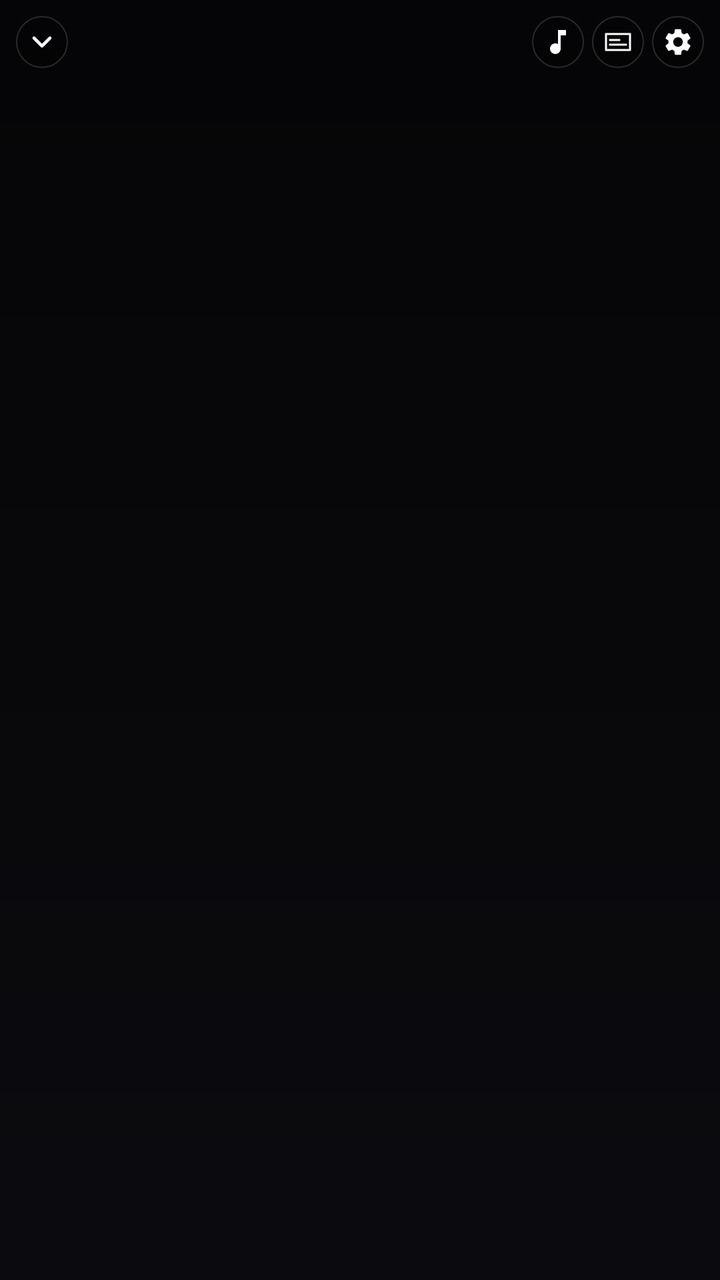
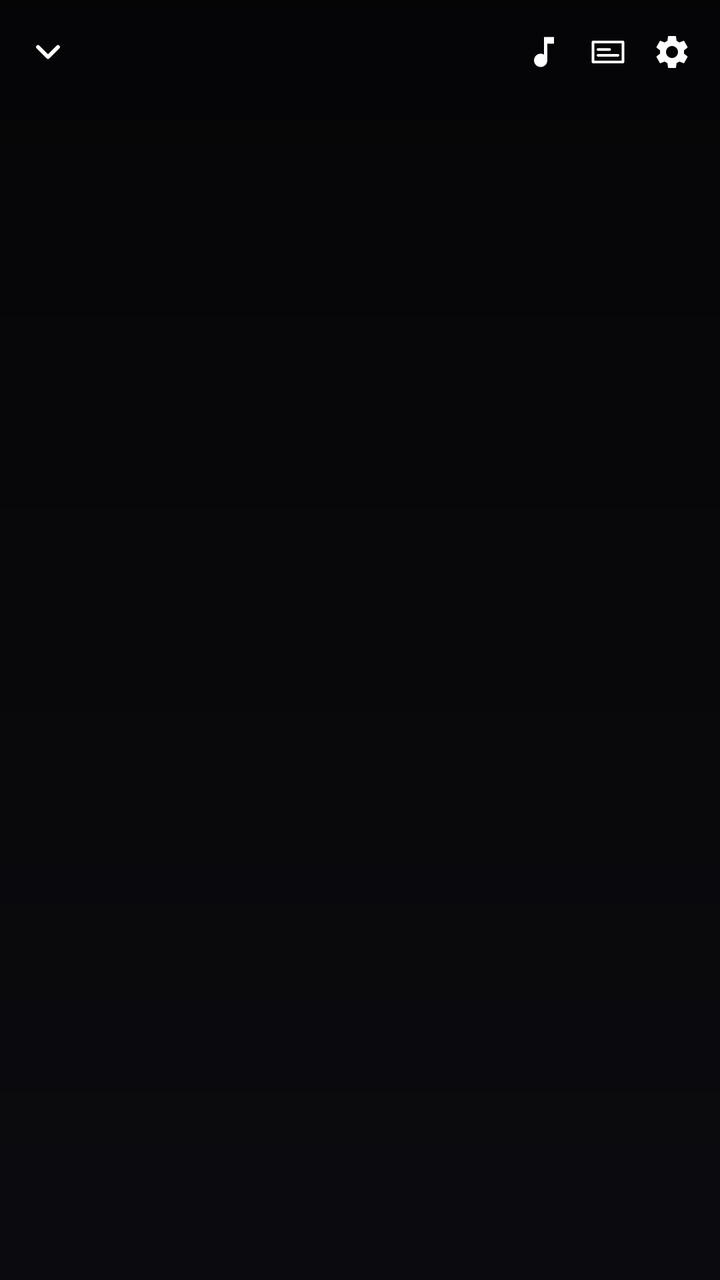

Two renders of the same Android screen: before a commit and after it. Below are the layout's source before the change and the commit's diff.
<!-- AndroidManifest.xml: application theme Theme.SuhaniScreen -->
<!-- res/layout/inline_top_bar.xml -->
<?xml version="1.0" encoding="utf-8"?>
<LinearLayout xmlns:android="http://schemas.android.com/apk/res/android"
    android:id="@+id/inlineTopBarRoot"
    android:layout_width="match_parent"
    android:layout_height="wrap_content"
    android:layout_gravity="top"
    android:orientation="vertical"
    android:background="@drawable/bg_top_gradient">

    <LinearLayout
        android:layout_width="match_parent"
        android:layout_height="wrap_content"
        android:layout_marginTop="6dp"
        android:layout_marginStart="6dp"
        android:layout_marginEnd="6dp"
        android:orientation="horizontal"
        android:gravity="center_vertical"
        android:paddingHorizontal="2dp"
        android:paddingVertical="2dp">

        
        <ImageView
            android:id="@+id/inlinePipChevron"
            android:layout_width="26dp"
            android:layout_height="26dp"
            android:padding="5dp"
            android:src="@drawable/ic_chevron_down_pip"
            android:background="@drawable/bg_icon_circle"
            android:foreground="?attr/selectableItemBackgroundBorderless"
            android:contentDescription="minimize to mini player" />

        <View
            android:layout_width="0dp"
            android:layout_height="1dp"
            android:layout_weight="1" />

        <ImageView
            android:id="@+id/inlineAudioTrackButton"
            android:layout_width="26dp"
            android:layout_height="26dp"
            android:padding="5dp"
            android:src="@drawable/ic_audiotrack"
            android:background="@drawable/bg_icon_circle"
            android:foreground="?attr/selectableItemBackgroundBorderless"
            android:contentDescription="audio track" />

        <ImageView
            android:id="@+id/inlineSubtitleButton"
            android:layout_width="26dp"
            android:layout_height="26dp"
            android:layout_marginStart="4dp"
            android:padding="5dp"
            android:src="@drawable/ic_subtitle"
            android:background="@drawable/bg_icon_circle"
            android:foreground="?attr/selectableItemBackgroundBorderless"
            android:contentDescription="subtitle" />

        <ImageView
            android:id="@+id/inlineSettingsButton"
            android:layout_width="26dp"
            android:layout_height="26dp"
            android:layout_marginStart="4dp"
            android:padding="5dp"
            android:src="@drawable/ic_settings"
            android:background="@drawable/bg_icon_circle"
            android:foreground="?attr/selectableItemBackgroundBorderless"
            android:contentDescription="settings" />

        
        <TextView
            android:id="@+id/inlineSpeedButton"
            android:layout_width="0dp"
            android:layout_height="0dp"
            android:visibility="gone"
            android:text="1.0x" />

        <TextView
            android:id="@+id/inlineDecoderButton"
            android:layout_width="0dp"
            android:layout_height="0dp"
            android:visibility="gone"
            android:text="HW+"
            android:contentDescription="decoder select" />

    </LinearLayout>

</LinearLayout>
<!-- resources referenced by this layout -->
<resources>
  <!-- drawable bg_icon_circle (drawable) -->
  <?xml version="1.0" encoding="utf-8"?>
  <shape xmlns:android="http://schemas.android.com/apk/res/android"
      android:shape="rectangle">
      <gradient
          android:angle="90"
          android:startColor="#59000000"
          android:endColor="#33000000"
          android:type="linear" />
      <stroke android:width="0.75dp" android:color="#26FFFFFF" />
      <corners android:radius="13dp" />
  </shape>
  <!-- drawable bg_top_gradient (drawable) -->
  <?xml version="1.0" encoding="utf-8"?>
  <shape xmlns:android="http://schemas.android.com/apk/res/android">
      <gradient
          android:angle="270"
          android:startColor="#99000000"
          android:centerColor="#4D000000"
          android:endColor="#00000000"
          android:type="linear" />
  </shape>
  <!-- drawable ic_audiotrack (drawable) -->
  <vector xmlns:android="http://schemas.android.com/apk/res/android"
      android:width="24dp" android:height="24dp"
      android:viewportWidth="24" android:viewportHeight="24">
      <path
          android:pathData="M12,3 L12,13.55 C11.41,13.21 10.73,13 10,13 C7.79,13 6,14.79 6,17 C6,19.21 7.79,21 10,21 C12.21,21 14,19.21 14,17 L14,7 L18,7 L18,3 Z"
          android:fillColor="#FFFFFF" />
  </vector>
  <!-- drawable ic_chevron_down_pip (drawable) -->
  <?xml version="1.0" encoding="utf-8"?>
  <vector xmlns:android="http://schemas.android.com/apk/res/android"
      android:width="24dp" android:height="24dp"
      android:viewportWidth="24" android:viewportHeight="24">
      <path
          android:strokeColor="#FFFFFFFF"
          android:strokeWidth="2.3"
          android:strokeLineCap="round"
          android:strokeLineJoin="round"
          android:pathData="M6,9 L12,15 L18,9" />
  </vector>
  <!-- drawable ic_settings (drawable) -->
  <vector xmlns:android="http://schemas.android.com/apk/res/android"
      android:width="24dp" android:height="24dp"
      android:viewportWidth="24" android:viewportHeight="24">
      <path
          android:fillColor="#FFFFFF"
          android:pathData="M19.14,12.94c0.04,-0.3 0.06,-0.61 0.06,-0.94c0,-0.32 -0.02,-0.64 -0.07,-0.94l2.03,-1.58c0.18,-0.14 0.23,-0.41 0.12,-0.61l-1.92,-3.32c-0.12,-0.22 -0.37,-0.29 -0.59,-0.22l-2.39,0.96c-0.5,-0.38 -1.03,-0.7 -1.62,-0.94L14.4,2.81c-0.04,-0.24 -0.24,-0.41 -0.48,-0.41h-3.84c-0.24,0 -0.43,0.17 -0.47,0.41L9.25,5.35C8.66,5.59 8.12,5.92 7.63,6.29L5.24,5.33c-0.22,-0.08 -0.47,0 -0.59,0.22L2.74,8.87C2.62,9.08 2.66,9.34 2.86,9.48l2.03,1.58C4.84,11.36 4.8,11.69 4.8,12s0.02,0.64 0.07,0.94l-2.03,1.58c-0.18,0.14 -0.23,0.41 -0.12,0.61l1.92,3.32c0.12,0.22 0.37,0.29 0.59,0.22l2.39,-0.96c0.5,0.38 1.03,0.7 1.62,0.94l0.36,2.54c0.05,0.24 0.24,0.41 0.48,0.41h3.84c0.24,0 0.44,-0.17 0.47,-0.41l0.36,-2.54c0.59,-0.24 1.13,-0.56 1.62,-0.94l2.39,0.96c0.22,0.08 0.47,0 0.59,-0.22l1.92,-3.32c0.12,-0.22 0.07,-0.47 -0.12,-0.61L19.14,12.94zM12,15.6c-1.98,0 -3.6,-1.62 -3.6,-3.6s1.62,-3.6 3.6,-3.6s3.6,1.62 3.6,3.6S13.98,15.6 12,15.6z"/>
  </vector>
  <!-- drawable ic_subtitle (drawable) -->
  <vector xmlns:android="http://schemas.android.com/apk/res/android"
      android:width="24dp" android:height="24dp"
      android:viewportWidth="24" android:viewportHeight="24">
      <path
          android:pathData="M3,6 L21,6 L21,18 L3,18 Z"
          android:strokeColor="#FFFFFF"
          android:strokeWidth="1.6"
          android:strokeLineJoin="round"
          android:fillColor="#00000000" />
      <path
          android:pathData="M6,10.5 L13,10.5"
          android:strokeColor="#FFFFFF"
          android:strokeWidth="1.6"
          android:strokeLineCap="round"
          android:fillColor="#00000000" />
      <path
          android:pathData="M6,14 L18,14"
          android:strokeColor="#FFFFFF"
          android:strokeWidth="1.6"
          android:strokeLineCap="round"
          android:fillColor="#00000000" />
  </vector>
  <style name="Theme.SuhaniScreen" parent="Theme.AppCompat.DayNight.NoActionBar">
          <item name="android:statusBarColor">#0B0B0F</item>
          <item name="android:windowBackground">#0B0B0F</item>
      </style>
</resources>

<!-- the commit's change to res/layout/inline_top_bar.xml (unified diff, before → after) -->
@@ -11,21 +11,20 @@
         android:layout_width="match_parent"
         android:layout_height="wrap_content"
         android:layout_marginTop="6dp"
-        android:layout_marginStart="6dp"
-        android:layout_marginEnd="6dp"
+        android:layout_marginStart="4dp"
+        android:layout_marginEnd="4dp"
         android:orientation="horizontal"
         android:gravity="center_vertical"
-        android:paddingHorizontal="2dp"
-        android:paddingVertical="2dp">
+        android:paddingHorizontal="4dp"
+        android:paddingVertical="4dp">
 
         
         <ImageView
             android:id="@+id/inlinePipChevron"
-            android:layout_width="26dp"
-            android:layout_height="26dp"
-            android:padding="5dp"
+            android:layout_width="32dp"
+            android:layout_height="32dp"
+            android:padding="6dp"
             android:src="@drawable/ic_chevron_down_pip"
-            android:background="@drawable/bg_icon_circle"
             android:foreground="?attr/selectableItemBackgroundBorderless"
             android:contentDescription="minimize to mini player" />
 
@@ -36,33 +35,28 @@
 
         <ImageView
             android:id="@+id/inlineAudioTrackButton"
-            android:layout_width="26dp"
-            android:layout_height="26dp"
-            android:padding="5dp"
+            android:layout_width="32dp"
+            android:layout_height="32dp"
+            android:padding="6dp"
             android:src="@drawable/ic_audiotrack"
-            android:background="@drawable/bg_icon_circle"
             android:foreground="?attr/selectableItemBackgroundBorderless"
             android:contentDescription="audio track" />
 
         <ImageView
             android:id="@+id/inlineSubtitleButton"
-            android:layout_width="26dp"
-            android:layout_height="26dp"
-            android:layout_marginStart="4dp"
-            android:padding="5dp"
+            android:layout_width="32dp"
+            android:layout_height="32dp"
+            android:padding="6dp"
             android:src="@drawable/ic_subtitle"
-            android:background="@drawable/bg_icon_circle"
             android:foreground="?attr/selectableItemBackgroundBorderless"
             android:contentDescription="subtitle" />
 
         <ImageView
             android:id="@+id/inlineSettingsButton"
-            android:layout_width="26dp"
-            android:layout_height="26dp"
-            android:layout_marginStart="4dp"
-            android:padding="5dp"
+            android:layout_width="32dp"
+            android:layout_height="32dp"
+            android:padding="6dp"
             android:src="@drawable/ic_settings"
-            android:background="@drawable/bg_icon_circle"
             android:foreground="?attr/selectableItemBackgroundBorderless"
             android:contentDescription="settings" />
 
<!-- resource entries referenced after the edit -->
@@ -1,17 +1,5 @@
 <!-- resources referenced by this layout -->
 <resources>
-  <!-- drawable bg_icon_circle (drawable) -->
-  <?xml version="1.0" encoding="utf-8"?>
-  <shape xmlns:android="http://schemas.android.com/apk/res/android"
-      android:shape="rectangle">
-      <gradient
-          android:angle="90"
-          android:startColor="#59000000"
-          android:endColor="#33000000"
-          android:type="linear" />
-      <stroke android:width="0.75dp" android:color="#26FFFFFF" />
-      <corners android:radius="13dp" />
-  </shape>
   <!-- drawable bg_top_gradient (drawable) -->
   <?xml version="1.0" encoding="utf-8"?>
   <shape xmlns:android="http://schemas.android.com/apk/res/android">
